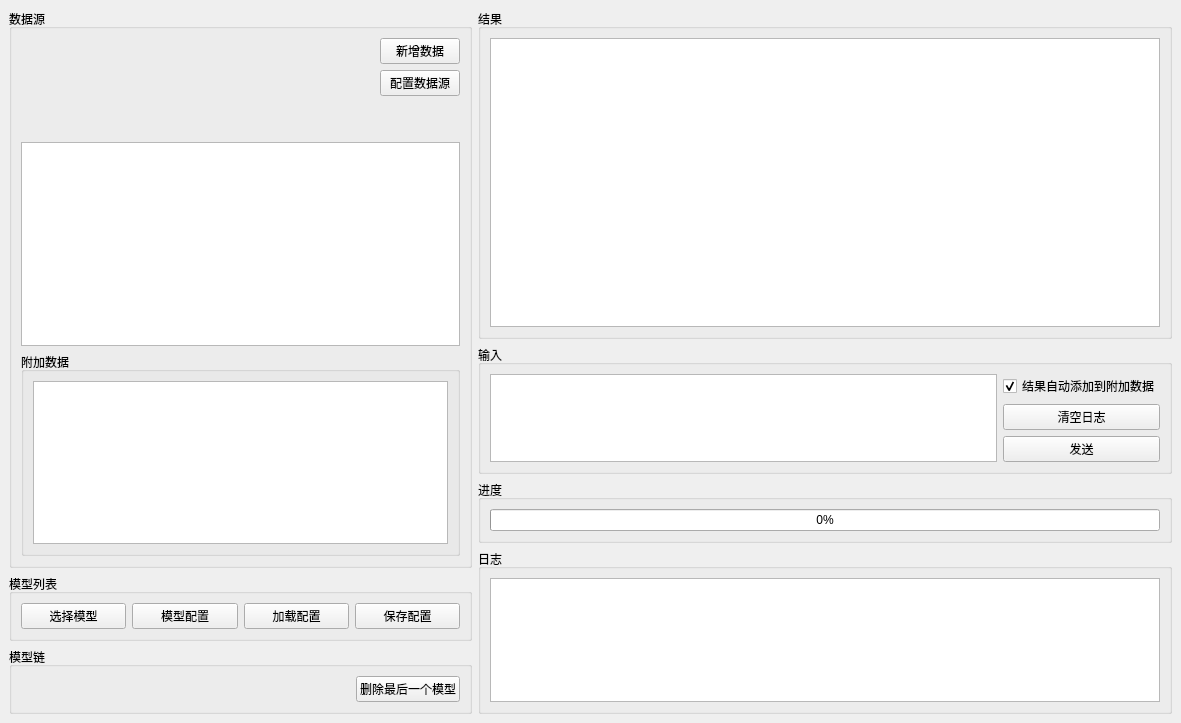
Old version of the form UI/App.ui in the repository skyfireitdiy/ApprehendIris.
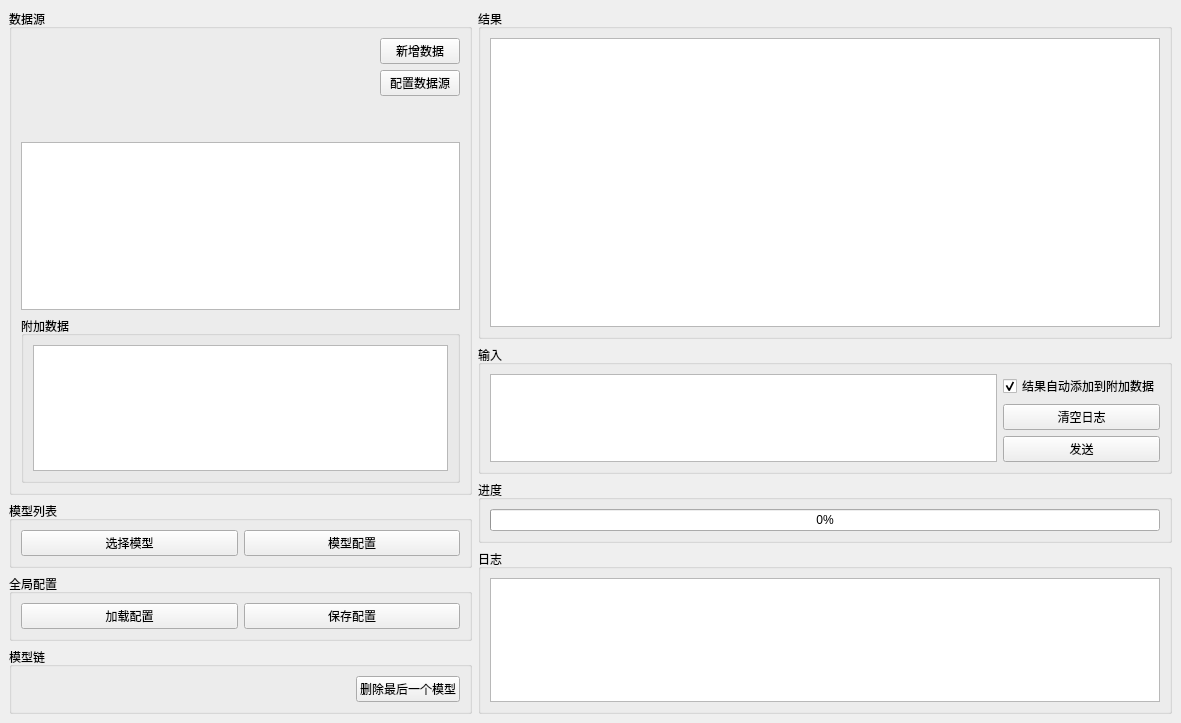
New version of the form.

What changed in the file:
```diff
--- a/UI/App.ui
+++ b/UI/App.ui
@@ -124,6 +124,17 @@
              </property>
             </widget>
            </item>
+          </layout>
+         </item>
+        </layout>
+       </widget>
+      </item>
+      <item>
+       <widget class="QGroupBox" name="groupBox_3">
+        <property name="title">
+         <string>全局配置</string>
+        </property>
+        <layout class="QHBoxLayout" name="horizontalLayout_4">
            <item>
             <widget class="QPushButton" name="btn_load_config">
              <property name="text">
@@ -137,8 +148,6 @@
               <string>保存配置</string>
              </property>
             </widget>
-           </item>
-          </layout>
          </item>
         </layout>
        </widget>
```
Lines whose indentation alone changed are shown as unchanged.
